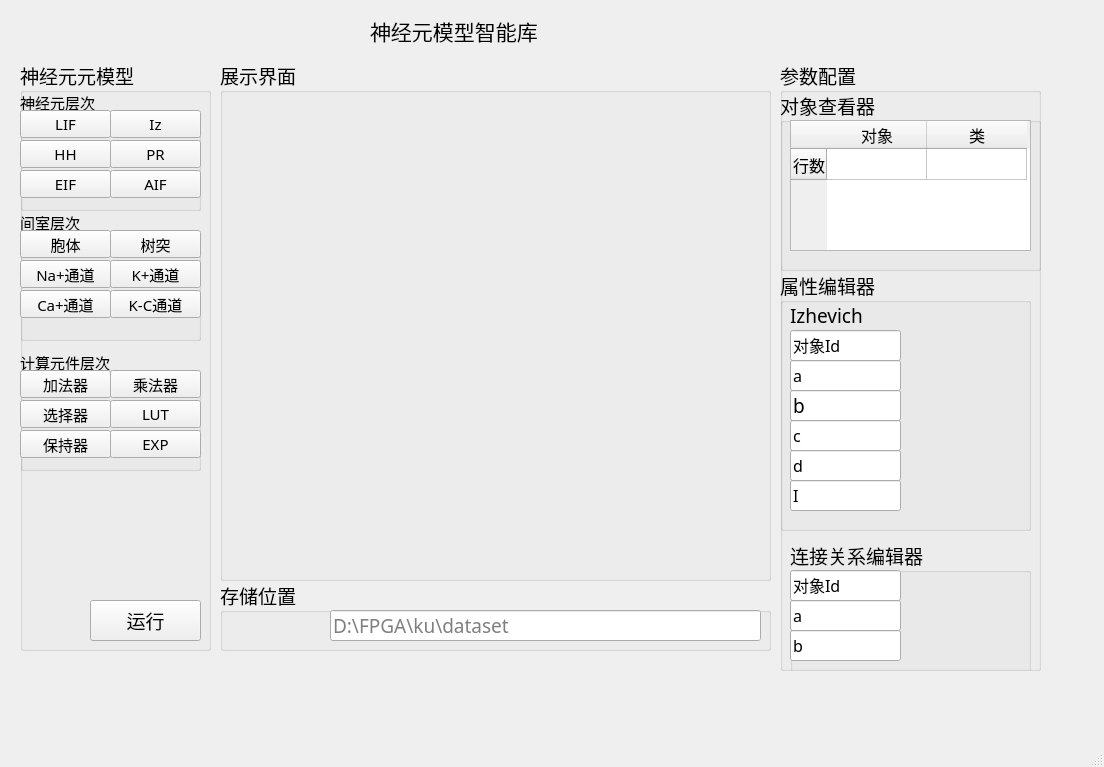
The window that UI/DDNA.ui (jingxuantju/Neurondatabase) describes before a commit, drawn with Qt 5.
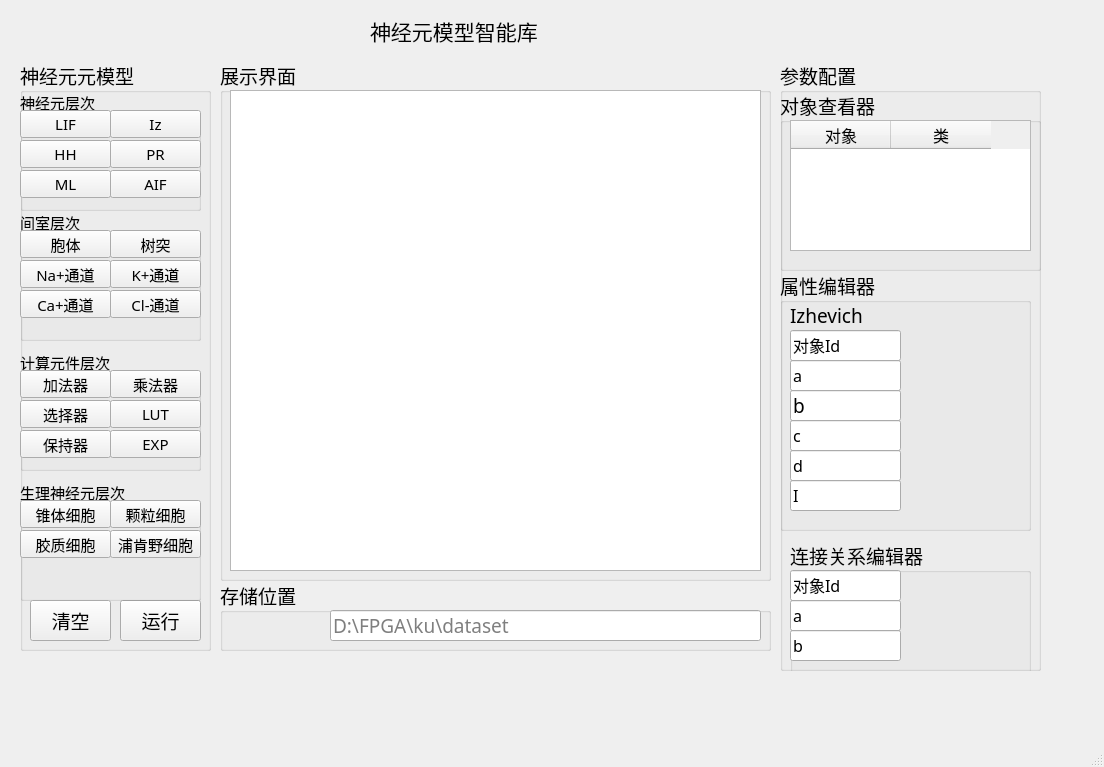
The same window after the commit.

Diff of the .ui file:
```diff
--- a/UI/DDNA.ui
+++ b/UI/DDNA.ui
@@ -134,7 +134,7 @@
        </rect>
       </property>
       <property name="text">
-       <string>EIF</string>
+       <string>ML</string>
       </property>
      </widget>
     </widget>
@@ -233,7 +233,7 @@
        </rect>
       </property>
       <property name="text">
-       <string>K-C通道</string>
+       <string>Cl-通道</string>
       </property>
      </widget>
      <widget class="QPushButton" name="CaButton">
@@ -371,9 +371,9 @@
     <widget class="QPushButton" name="pushButton">
      <property name="geometry">
       <rect>
-       <x>70</x>
+       <x>100</x>
        <y>540</y>
-       <width>111</width>
+       <width>81</width>
        <height>41</height>
       </rect>
      </property>
@@ -381,6 +381,93 @@
       <string>运行</string>
      </property>
     </widget>
+    <widget class="QGroupBox" name="groupBox_11">
+     <property name="geometry">
+      <rect>
+       <x>0</x>
+       <y>420</y>
+       <width>181</width>
+       <height>121</height>
+      </rect>
+     </property>
+     <property name="font">
+      <font>
+       <family>.System San Francisco Display</family>
+       <pointsize>11</pointsize>
+      </font>
+     </property>
+     <property name="title">
+      <string>生理神经元层次</string>
+     </property>
+     <widget class="QPushButton" name="LIFButton_2">
+      <property name="geometry">
+       <rect>
+        <x>0</x>
+        <y>20</y>
+        <width>91</width>
+        <height>28</height>
+       </rect>
+      </property>
+      <property name="text">
+       <string>锥体细胞</string>
+      </property>
+     </widget>
+     <widget class="QPushButton" name="IZButton_2">
+      <property name="geometry">
+       <rect>
+        <x>90</x>
+        <y>20</y>
+        <width>91</width>
+        <height>28</height>
+       </rect>
+      </property>
+      <property name="text">
+       <string>颗粒细胞</string>
+      </property>
+     </widget>
+     <widget class="QPushButton" name="PRButton_2">
+      <property name="enabled">
+       <bool>true</bool>
+      </property>
+      <property name="geometry">
+       <rect>
+        <x>90</x>
+        <y>50</y>
+        <width>91</width>
+        <height>28</height>
+       </rect>
+      </property>
+      <property name="text">
+       <string>浦肯野细胞</string>
+      </property>
+     </widget>
+     <widget class="QPushButton" name="HHButton_2">
+      <property name="geometry">
+       <rect>
+        <x>0</x>
+        <y>50</y>
+        <width>91</width>
+        <height>28</height>
+       </rect>
+      </property>
+      <property name="text">
+       <string>胶质细胞</string>
+      </property>
+     </widget>
+    </widget>
+    <widget class="QPushButton" name="deleteButton">
+     <property name="geometry">
+      <rect>
+       <x>10</x>
+       <y>540</y>
+       <width>81</width>
+       <height>41</height>
+      </rect>
+     </property>
+     <property name="text">
+      <string>清空</string>
+     </property>
+    </widget>
    </widget>
    <widget class="QGroupBox" name="groupBox_6">
     <property name="geometry">
@@ -427,11 +514,6 @@
         <pointsize>12</pointsize>
        </font>
       </property>
-      <row>
-       <property name="text">
-        <string>行数</string>
-       </property>
-      </row>
       <column>
        <property name="text">
         <string>对象</string>
@@ -917,6 +999,16 @@
     <property name="title">
      <string>展示界面</string>
     </property>
+    <widget class="QGraphicsView" name="graphicsView">
+     <property name="geometry">
+      <rect>
+       <x>10</x>
+       <y>30</y>
+       <width>531</width>
+       <height>481</height>
+      </rect>
+     </property>
+    </widget>
    </widget>
   </widget>
   <widget class="QMenuBar" name="menubar">
```
Left out of the diff: 12 changed lines with no effect on the pictures.
